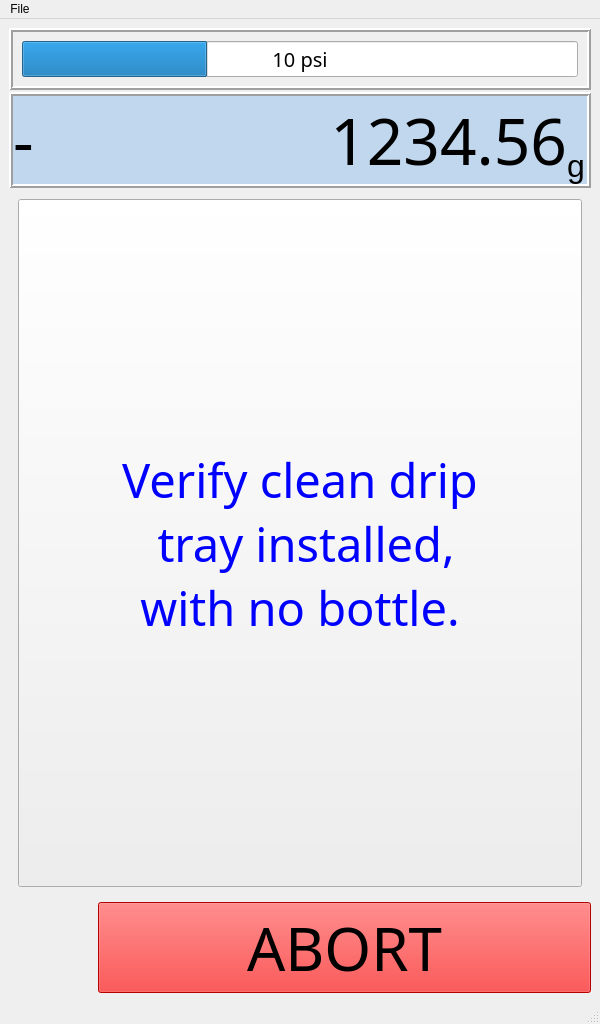
Qt form Philler_Main.ui (Gauntleteer/Philler) before a commit.
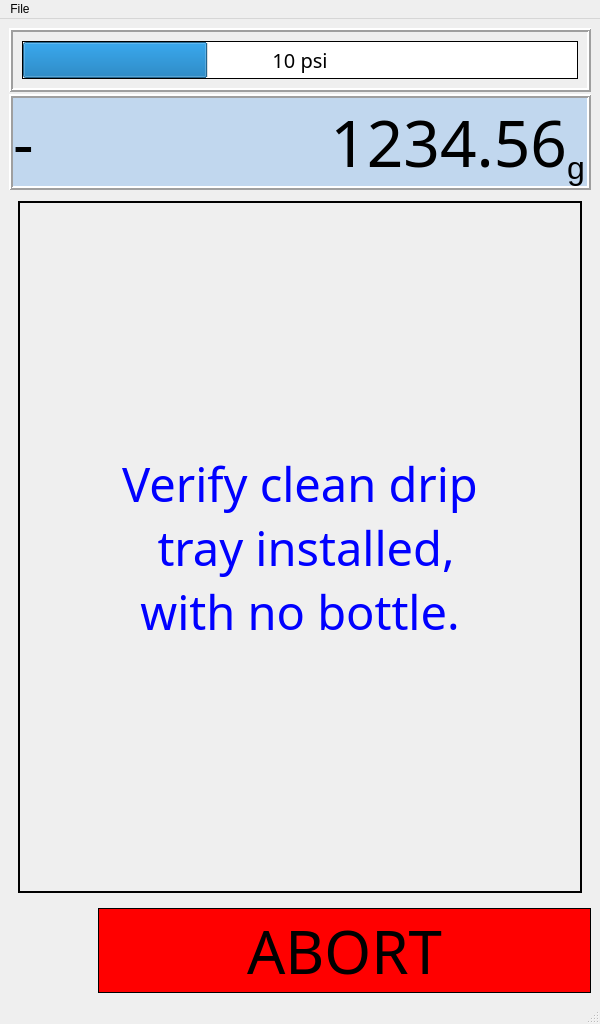
The same form after that commit. Icons and pictures are not drawn.

Diff of the .ui file:
```diff
--- a/Philler_Main.ui
+++ b/Philler_Main.ui
@@ -540,12 +540,18 @@
                  <pointsize>15</pointsize>
                 </font>
                </property>
+               <property name="styleSheet">
+                <string notr="true">border: 1px solid black;</string>
+               </property>
                <property name="maximum">
                 <number>30</number>
                </property>
                <property name="value">
                 <number>10</number>
                </property>
+               <property name="alignment">
+                <set>Qt::AlignCenter</set>
+               </property>
                <property name="textVisible">
                 <bool>true</bool>
                </property>
@@ -588,7 +594,8 @@
                  </font>
                 </property>
                 <property name="styleSheet">
-                 <string notr="true">color: rgb(0, 0, 255)</string>
+                 <string notr="true">color: rgb(0, 0, 255); 
+border: 2px solid black;</string>
                 </property>
                 <property name="text">
                  <string>Verify clean drip
@@ -761,7 +768,8 @@
             </property>
             <property name="styleSheet">
              <string notr="true">color: rgb(0, 0, 0);
-background-color: rgb(255, 0, 0);</string>
+background-color: rgb(255, 0, 0);
+border: 1px solid black;</string>
             </property>
             <property name="text">
              <string>ABORT</string>
```
